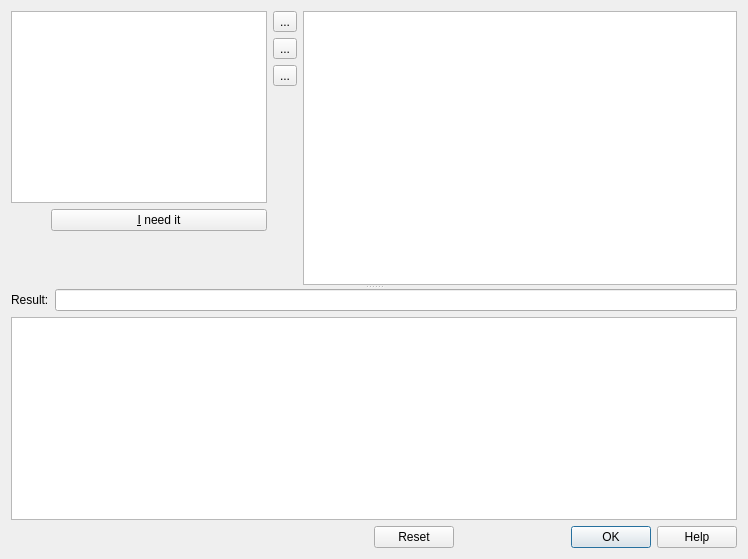
First picture: the form in dialogrelation.ui, repository gthom/gapQBE, before the edit.
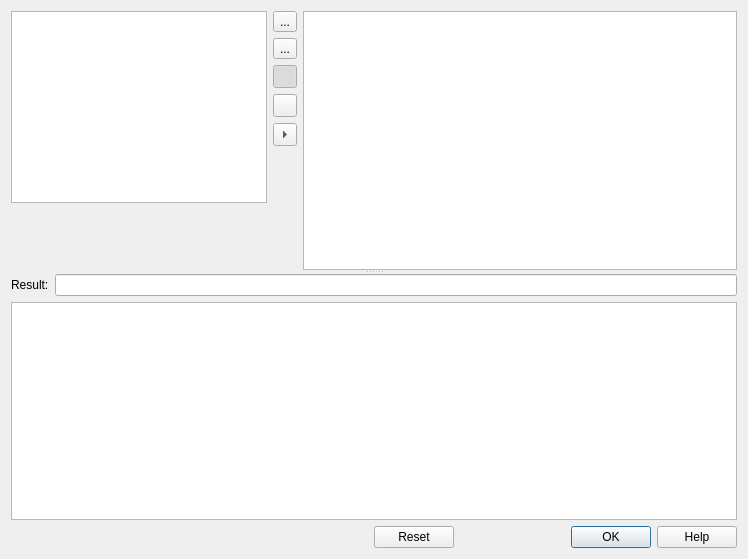
Second picture: the form after the edit. Icons and pictures are not drawn. Custom widgets are drawn as their Qt base class.

Commit message: limitation du nombre de lignes du résultat , calcul préalable de l'importance du résultat ajout de l'aperçu auto

Diff of the .ui file:
```diff
--- a/dialogrelation.ui
+++ b/dialogrelation.ui
@@ -19,7 +19,7 @@
      <property name="orientation">
       <enum>Qt::Vertical</enum>
      </property>
-     <widget class="QWidget" name="">
+     <widget class="QWidget" name="layoutWidget">
       <layout class="QHBoxLayout" name="horizontalLayout_5">
        <item>
         <layout class="QVBoxLayout" name="verticalLayout">
@@ -49,37 +49,7 @@
           </widget>
          </item>
          <item>
-          <layout class="QHBoxLayout" name="horizontalLayout_3">
-           <item>
-            <spacer name="horizontalSpacer_2">
-             <property name="orientation">
-              <enum>Qt::Horizontal</enum>
-             </property>
-             <property name="sizeType">
-              <enum>QSizePolicy::Fixed</enum>
-             </property>
-             <property name="sizeHint" stdset="0">
-              <size>
-               <width>40</width>
-               <height>20</height>
-              </size>
-             </property>
-            </spacer>
-           </item>
-           <item>
-            <widget class="QPushButton" name="pushButtonAdd">
-             <property name="sizePolicy">
-              <sizepolicy hsizetype="Minimum" vsizetype="Preferred">
-               <horstretch>0</horstretch>
-               <verstretch>0</verstretch>
-              </sizepolicy>
-             </property>
-             <property name="text">
-              <string>&amp;I need it</string>
-             </property>
-            </widget>
-           </item>
-          </layout>
+          <layout class="QHBoxLayout" name="horizontalLayout_3"/>
          </item>
          <item>
           <spacer name="verticalSpacer">
@@ -128,13 +98,50 @@
              </property>
             </widget>
            </item>
+           <item>
+            <widget class="QToolButton" name="toolButtonApercuAuto">
+             <property name="toolTip">
+              <string>automatic update of result</string>
+             </property>
+             <property name="text">
+              <string/>
+             </property>
+             <property name="icon">
+              <iconset resource="gapQBE.qrc">
+               <normaloff>:/previewOn</normaloff>:/previewOn</iconset>
+             </property>
+             <property name="checkable">
+              <bool>true</bool>
+             </property>
+             <property name="checked">
+              <bool>true</bool>
+             </property>
+            </widget>
+           </item>
            <item>
             <widget class="QToolButton" name="toolButtonExecuteRequete">
              <property name="toolTip">
               <string>tool to execute the query</string>
              </property>
              <property name="text">
-              <string>...</string>
+              <string/>
+             </property>
+             <property name="icon">
+              <iconset resource="gapQBE.qrc">
+               <normaloff>:/make</normaloff>:/make</iconset>
+             </property>
+            </widget>
+           </item>
+           <item>
+            <widget class="QToolButton" name="toolButtonAddTables">
+             <property name="toolTip">
+              <string>add tables to query</string>
+             </property>
+             <property name="text">
+              <string/>
+             </property>
+             <property name="arrowType">
+              <enum>Qt::RightArrow</enum>
              </property>
             </widget>
            </item>
@@ -170,7 +177,7 @@
        </item>
       </layout>
      </widget>
-     <widget class="QWidget" name="">
+     <widget class="QWidget" name="layoutWidget">
       <layout class="QVBoxLayout" name="verticalLayout_3">
        <item>
         <layout class="QHBoxLayout" name="horizontalLayout">
@@ -182,12 +189,20 @@
           </widget>
          </item>
          <item>
-          <widget class="QLineEdit" name="lineEditQuery"/>
+          <widget class="QLineEdit" name="lineEditQuery">
+           <property name="toolTip">
+            <string>the sql query</string>
+           </property>
+          </widget>
          </item>
         </layout>
        </item>
        <item>
-        <widget class="QTableWidget" name="tableWidgetPreview"/>
+        <widget class="QTableWidget" name="tableWidgetPreview">
+         <property name="toolTip">
+          <string>The query's rows </string>
+         </property>
+        </widget>
        </item>
       </layout>
      </widget>
```
Left out of the diff: 9 changed lines with no effect on the pictures. The commit also changes 7 other files.
